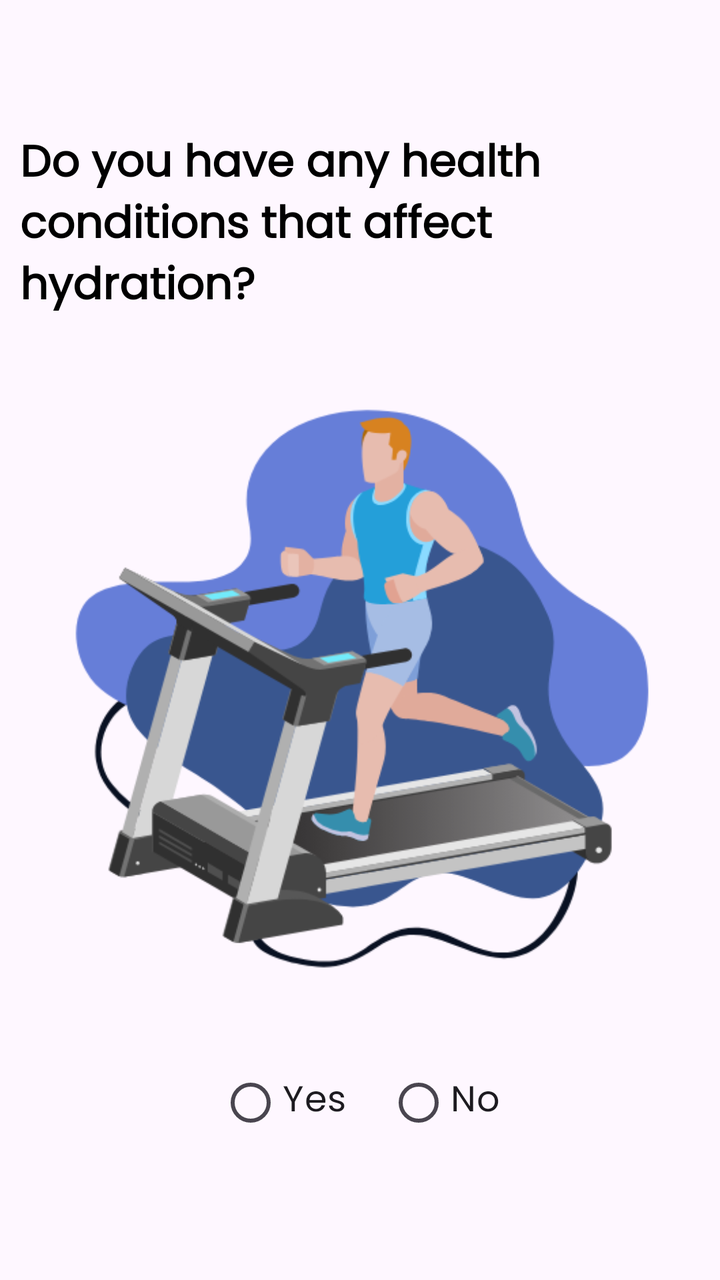
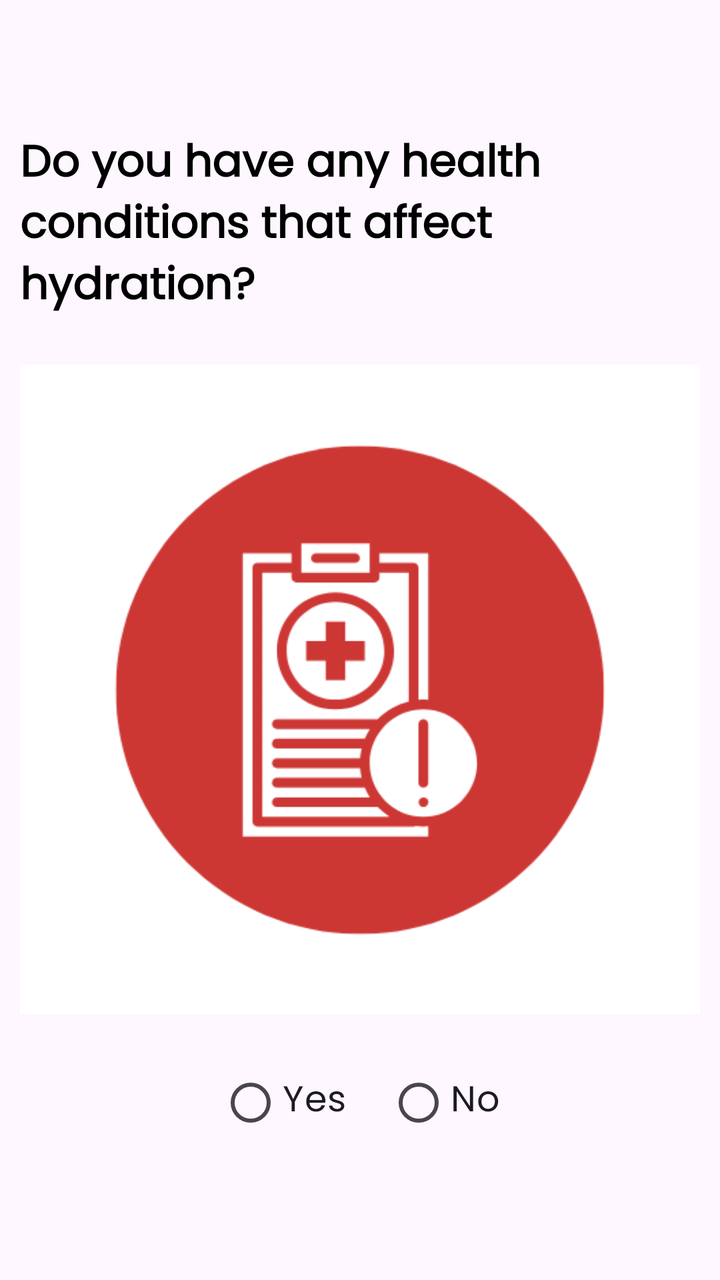

Two renders of the same Android screen: before a commit and after it. Below are the layout's source before the change and the commit's diff.
<!-- AndroidManifest.xml: application theme Theme.IDrated -->
<!-- res/layout/fragment_health_condition.xml -->
<?xml version="1.0" encoding="utf-8"?>
<LinearLayout
    xmlns:android="http://schemas.android.com/apk/res/android"
    android:layout_width="match_parent"
    android:layout_height="match_parent"
    android:orientation="vertical"
    android:gravity="center"
    android:padding="10dp">

    
    <TextView
        android:id="@+id/healthCaptionTextView"
        android:layout_width="wrap_content"
        android:layout_height="wrap_content"
        android:text="Do you have any health conditions that affect hydration?"
        android:textColor="@android:color/black"
        android:textSize="22sp"
        android:textStyle="bold"
        android:layout_marginBottom="20dp"
        android:fontFamily="@font/poppins" />

    
    <ImageView
        android:id="@+id/healthImageView"
        android:layout_width="match_parent"
        android:layout_height="325dp"
        android:src="@drawable/highly"
        android:scaleType="centerCrop"
        android:layout_marginBottom="20dp" />

    
    <RadioGroup
        android:id="@+id/radioGroupHealth"
        android:layout_width="wrap_content"
        android:layout_height="wrap_content"
        android:orientation="horizontal">

        <RadioButton
            android:id="@+id/radioYes"
            android:layout_width="wrap_content"
            android:layout_height="wrap_content"
            android:text="Yes"
            android:fontFamily="@font/poppins"
            android:textSize="18sp"
            android:layout_marginEnd="20dp" />

        <RadioButton
            android:id="@+id/radioNo"
            android:layout_width="wrap_content"
            android:layout_height="wrap_content"
            android:text="No"
            android:fontFamily="@font/poppins"
            android:textSize="18sp" />
    </RadioGroup>

    
    <TextView
        android:id="@+id/textDisclaimer"
        android:layout_width="wrap_content"
        android:layout_height="wrap_content"
        android:text="Due to your health condition, we recommend a standard intake of 2L. Please consult a doctor for personalized advice."
        android:textSize="16sp"
        android:textStyle="bold"
        android:textAlignment="center"
        android:textColor="@android:color/holo_red_dark"
        android:fontFamily="@font/poppins"
        android:visibility="gone"
        android:layout_marginTop="16dp"/>


</LinearLayout>
<!-- resources referenced by this layout -->
<resources>
  <!-- drawable highly: png bitmap (drawable, 47108 bytes) -->
  <style name="Theme.IDrated" parent="Base.Theme.IDrated" />
  <style name="Base.Theme.IDrated" parent="Theme.Material3.DayNight.NoActionBar">
          <item name="android:statusBarColor">@android:color/transparent</item>
          <item name="android:windowTranslucentStatus">true</item>
      </style>
</resources>

<!-- the commit's change to res/layout/fragment_health_condition.xml (unified diff, before → after) -->
@@ -24,7 +24,7 @@
         android:id="@+id/healthImageView"
         android:layout_width="match_parent"
         android:layout_height="325dp"
-        android:src="@drawable/highly"
+        android:src="@drawable/health"
         android:scaleType="centerCrop"
         android:layout_marginBottom="20dp" />
 
<!-- resource entries referenced after the edit -->
@@ -1,6 +1,6 @@
 <!-- resources referenced by this layout -->
 <resources>
-  <!-- drawable highly: png bitmap (drawable, 47108 bytes) -->
+  <!-- drawable health: png bitmap (drawable, 18933 bytes) -->
   <style name="Theme.IDrated" parent="Base.Theme.IDrated" />
   <style name="Base.Theme.IDrated" parent="Theme.Material3.DayNight.NoActionBar">
           <item name="android:statusBarColor">@android:color/transparent</item>
